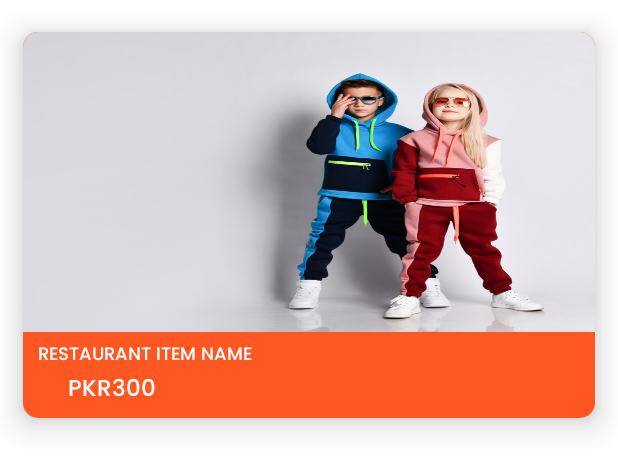
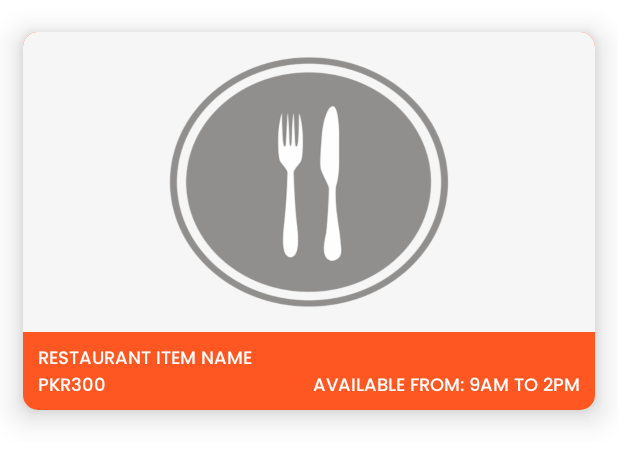
Before and after one commit to UzairAhmed7623/Kitchen, an Android app: the layout main_activity_adapter.xml on its own in the app's theme, with its tools: preview values and no code run, on a phone screen of 412 x 824 dp. Shown: the top 471 px of the screen. Run offline under Robolectric (Android 15) with nearby library versions, the phone set to English and light mode, and no system bars.

Commit message:
commit 2!

```diff
--- a/app/src/main/java/com/example/kitchen/MainActivity.java
+++ b/app/src/main/java/com/example/kitchen/MainActivity.java
@@ -70,6 +70,7 @@ public class MainActivity extends AppCompatActivity {
                             String imageUri = documentSnapshot.getString("imageUri");
                             String price = documentSnapshot.getString("price");
                             String available = documentSnapshot.getString("available");
+                            String schedule = documentSnapshot.getString("schedule");
 
                             Log.d("TAG", itemName+imageUri+price);
 
@@ -79,7 +80,7 @@ public class MainActivity extends AppCompatActivity {
                             itemsModelClass.setImage(imageUri);
                             itemsModelClass.setPrice(price);
                             itemsModelClass.setAvailability(available);
-                            itemsModelClass.setSchedule("11:00 am to 2:00 pm");
+                            itemsModelClass.setSchedule(schedule);
 
                             items.add(itemsModelClass);
                         }
--- a/app/src/main/java/com/example/kitchen/adapters/MainActivityAdapter.java
+++ b/app/src/main/java/com/example/kitchen/adapters/MainActivityAdapter.java
@@ -50,8 +50,9 @@ public class MainActivityAdapter extends RecyclerView.Adapter<MainActivityAdapte
         String schedule = itemsModelClass.getSchedule();
 
         holder.tvItem.setText(itemName);
-        Glide.with(context).load(imageUri).into(holder.ivItem);
+        Glide.with(context).load(imageUri).placeholder(R.drawable.placeholder).fitCenter().into(holder.ivItem);
         holder.tvItemPrice.setText("PKR"+price);
+        holder.tvItemSchedule.setText("Available from: "+ schedule);
 
         holder.itemView.setOnClickListener(new View.OnClickListener() {
             @Override
@@ -71,13 +72,14 @@ public class MainActivityAdapter extends RecyclerView.Adapter<MainActivityAdapte
     }
 
     public class ViewHolder extends RecyclerView.ViewHolder {
-        private TextView tvItem, tvItemPrice;
+        private TextView tvItem, tvItemPrice, tvItemSchedule;
         private ImageView ivItem;
         public ViewHolder(@NonNull View itemView) {
             super(itemView);
 
             tvItem = (TextView) itemView.findViewById(R.id.tvItem);
             tvItemPrice = (TextView) itemView.findViewById(R.id.tvItemPrice);
+            tvItemSchedule = (TextView) itemView.findViewById(R.id.tvItemSchedule);
 
             ivItem = (ImageView) itemView.findViewById(R.id.ivItem);
 
--- a/app/src/main/res/drawable/chef.xml
+++ b/app/src/main/res/drawable/chef.xml
@@ -1,8 +1,8 @@
 <vector xmlns:android="http://schemas.android.com/apk/res/android" xmlns:aapt="http://schemas.android.com/aapt"
     android:viewportWidth="64"
     android:viewportHeight="64"
-    android:width="24dp"
-    android:height="24dp">
+    android:width="30dp"
+    android:height="30dp">
     <path
         android:pathData="M58.888 42.617a11.3 11.3 0 0 1 -10.055 1.44 1 1 0 0 0 -0.915 0.127l-4.5 3.191 1.158 1.631 4.083 -2.9a13.366 13.366 0 0 0 11.345 -1.833 14.191 14.191 0 0 0 1.671 -1.322l-1.356 -1.47a12.051 12.051 0 0 1 -1.431 1.136z"
         android:fillColor="#FFFFFF" />
--- a/app/src/main/res/layout/main_activity_adapter.xml
+++ b/app/src/main/res/layout/main_activity_adapter.xml
@@ -34,19 +34,18 @@
                     android:layout_height="200dp"
                     android:adjustViewBounds="true"
                     android:scaleType="fitXY"
-                    android:src="@drawable/pic1"
-                    android:focusable="true"
-                    android:background="?attr/selectableItemBackgroundBorderless" />
+                    android:src="@drawable/placeholder"
+                    android:focusable="true"/>
 
                 <LinearLayout
                     android:layout_width="match_parent"
                     android:layout_height="wrap_content"
-                    android:orientation="horizontal">
+                    android:orientation="vertical">
 
                     <LinearLayout
                         android:layout_width="wrap_content"
                         android:layout_height="wrap_content"
-                        android:orientation="vertical">
+                        android:orientation="horizontal">
 
                         <TextView
                             android:id="@+id/tvItem"
@@ -59,29 +58,40 @@
                             android:textAllCaps="true"
                             android:textColor="@android:color/white"
                             android:textSize="12sp"
-                            android:fontFamily="@font/poppins_medium"
-                            android:background="?attr/selectableItemBackgroundBorderless" />
+                            android:fontFamily="@font/poppins_medium"/>
 
-                        <TextView
-                            android:id="@+id/tvItemPrice"
-                            android:layout_width="match_parent"
-                            android:layout_height="wrap_content"
-                            android:layout_marginStart="30dp"
-                            android:layout_marginBottom="5dp"
-                            android:gravity="left"
-                            android:text="PKR300"
-                            android:textAllCaps="true"
-                            android:textColor="@android:color/white"
-                            android:textSize="15sp"
-                            android:fontFamily="@font/poppins_medium"
-                            android:background="?attr/selectableItemBackgroundBorderless" />
                     </LinearLayout>
 
                     <LinearLayout
                         android:layout_width="match_parent"
                         android:layout_height="match_parent">
 
+                        <TextView
+                            android:id="@+id/tvItemPrice"
+                            android:layout_width="wrap_content"
+                            android:layout_height="wrap_content"
+                            android:layout_marginStart="10dp"
+                            android:layout_marginBottom="5dp"
+                            android:gravity="start"
+                            android:text="PKR300"
+                            android:textAllCaps="true"
+                            android:textColor="@android:color/white"
+                            android:textSize="12sp"
+                            android:fontFamily="@font/poppins_medium"/>
 
+                        <TextView
+                            android:id="@+id/tvItemSchedule"
+                            android:layout_width="match_parent"
+                            android:layout_height="wrap_content"
+                            android:layout_marginEnd="10dp"
+                            android:layout_marginBottom="2.5dp"
+                            android:gravity="end"
+                            android:layout_gravity="bottom"
+                            android:text="Available from: 9am to 2pm"
+                            android:textAllCaps="true"
+                            android:textColor="@android:color/white"
+                            android:textSize="12sp"
+                            android:fontFamily="@font/poppins_medium"/>
 
                     </LinearLayout>
 
```
Also changed, not shown: app/src/main/java/com/example/kitchen/itemProperties.java (+14 -7 lines), app/src/main/res/drawable/pic1.jpg (deleted), app/src/main/res/drawable/placeholder.png (added).
